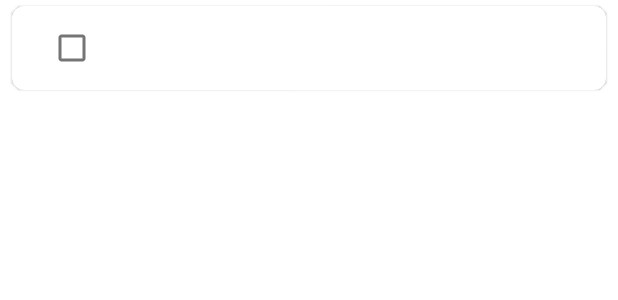
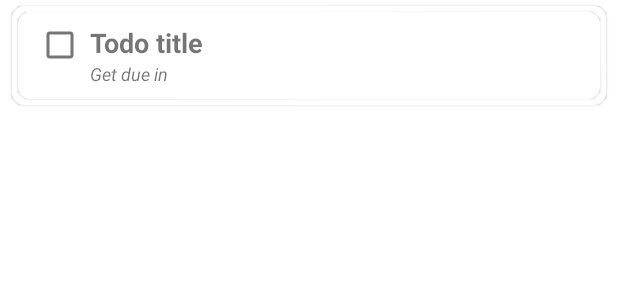
Before and after one commit to fayaz07/Todo, an Android app: the layout todo_item.xml on its own in the app's theme, with its tools: preview values and no code run, on a phone screen of 412 x 824 dp. Shown: the top 300 px of the screen. Run offline under Robolectric (Android 15) with nearby library versions, the phone set to English and light mode, and no system bars.

```diff
--- a/app/src/main/java/me/fayaz07/todo/ui/add_todo/AddTodoActivity.kt
+++ b/app/src/main/java/me/fayaz07/todo/ui/add_todo/AddTodoActivity.kt
@@ -2,8 +2,6 @@ package me.fayaz07.todo.ui.add_todo
 
 import android.app.DatePickerDialog
 import android.os.Bundle
-import android.view.View
-import android.widget.Button
 import android.widget.DatePicker
 import androidx.appcompat.app.AppCompatActivity
 import androidx.databinding.DataBindingUtil
--- a/app/src/main/res/layout/todo_item.xml
+++ b/app/src/main/res/layout/todo_item.xml
@@ -1,6 +1,5 @@
 <?xml version="1.0" encoding="utf-8"?>
-<com.google.android.material.card.MaterialCardView
-    xmlns:android="http://schemas.android.com/apk/res/android"
+<com.google.android.material.card.MaterialCardView xmlns:android="http://schemas.android.com/apk/res/android"
     xmlns:app="http://schemas.android.com/apk/res-auto"
     android:id="@+id/parentTodoItem"
     android:layout_width="match_parent"
@@ -11,24 +10,53 @@
     app:cardBackgroundColor="@color/white"
     app:cardCornerRadius="8dp">
 
+    <com.google.android.material.card.MaterialCardView
+        android:layout_width="match_parent"
+        android:layout_height="wrap_content"
+        android:layout_marginHorizontal="4dp"
+        android:layout_marginVertical="4dp"
+        app:cardBackgroundColor="@color/white"
+        app:cardCornerRadius="8dp">
+
         <LinearLayout
             android:layout_width="match_parent"
             android:layout_height="match_parent"
-        android:layout_marginHorizontal="16dp"
+            android:layout_marginHorizontal="8dp"
             android:layout_marginVertical="4dp"
             android:orientation="horizontal">
 
             <com.google.android.material.checkbox.MaterialCheckBox
                 android:id="@+id/checkBoxTodoItem"
-            android:layout_width="wrap_content"
+                android:layout_width="40dp"
                 android:layout_height="wrap_content"
-            android:checked="false" />
+                android:layout_marginTop="2dp"
+                android:checked="false"
+                android:gravity="fill_vertical" />
+
+            <LinearLayout
+                android:layout_width="match_parent"
+                android:layout_height="match_parent"
+                android:layout_marginVertical="4dp"
+                android:orientation="vertical">
 
                 <TextView
                     android:id="@+id/titleViewTodoItem"
                     android:layout_width="wrap_content"
                     android:layout_height="wrap_content"
-            android:textSize="18dp" />
+                    android:text="Todo title"
+                    android:textSize="18dp"
+                    android:textStyle="bold" />
+
+                <TextView
+                    android:id="@+id/statusTodoItem"
+                    android:layout_width="wrap_content"
+                    android:layout_height="wrap_content"
+                    android:text="Get due in"
+                    android:textSize="12dp"
+                    android:textStyle="italic" />
+            </LinearLayout>
 
         </LinearLayout>
     </com.google.android.material.card.MaterialCardView>
+
+</com.google.android.material.card.MaterialCardView>
```
Also changed, not shown: app/src/main/java/me/fayaz07/todo/adapters/TodoItemAdapter.kt (+16 -26 lines), app/src/main/java/me/fayaz07/todo/models/Date.kt (added, +43 -0 lines), app/src/main/java/me/fayaz07/todo/models/TodoTask.kt (+62 -30 lines), app/src/main/java/me/fayaz07/todo/repository/TodoRepository.kt (+6 -18 lines), app/src/main/java/me/fayaz07/todo/ui/add_todo/AddTodoViewModel.kt (+21 -41 lines), app/src/main/java/me/fayaz07/todo/ui/home/HomeActivity.kt (+7 -18 lines), app/src/main/java/me/fayaz07/todo/ui/home/HomeViewModel.kt (+1 -7 lines), app/src/main/java/me/fayaz07/todo/ui/todo_detailed/TodoDetailedActivity.kt (+69 -13 lines), app/src/main/java/me/fayaz07/todo/ui/todo_detailed/TodoDetailedViewModel.kt (+9 -1 lines), app/src/main/java/me/fayaz07/todo/utils/Helpers.kt (added, +42 -0 lines). Lines whose indentation alone changed are shown as unchanged.
